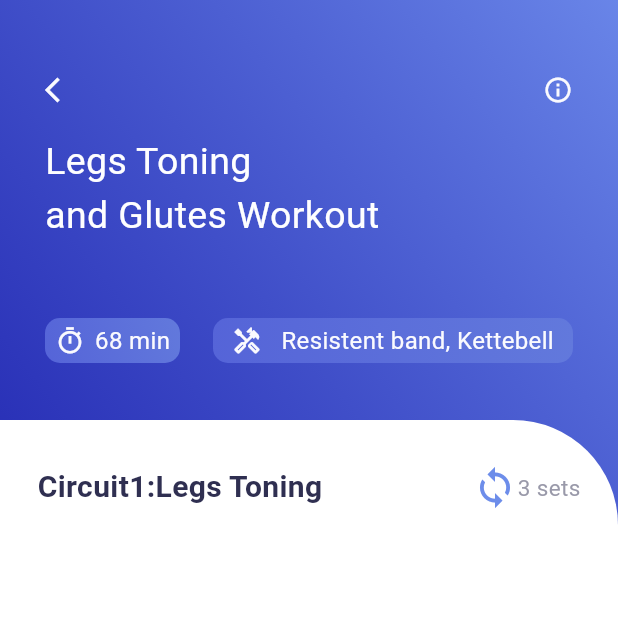
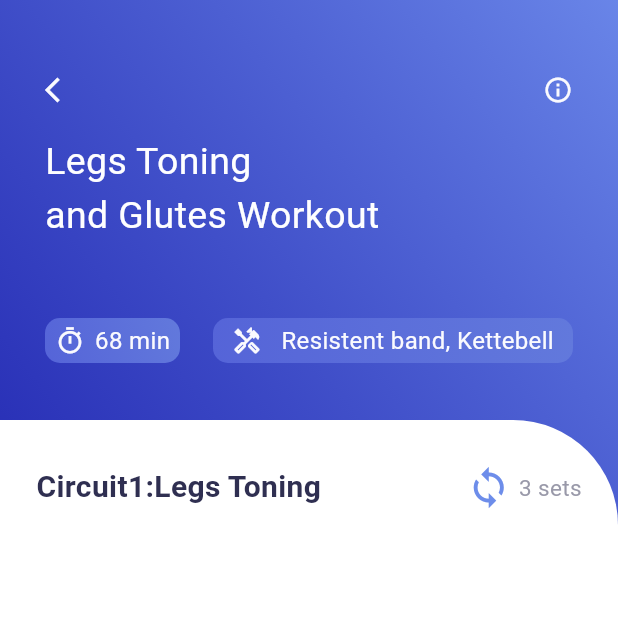
Before and after one commit to mmohammadmfallahm02/training_app, a Flutter app: the screen it shows after launch, on a phone screen of 412 x 824 dp, the top half of it. Run offline on Flutter 3.47's test engine with Material 2 defaults, Android fonts, the phone set to English and light mode, and no system bars; our stand-ins replace get.

Commit message:
get videoinfo page date from json file

```diff
--- a/lib/video_info.dart
+++ b/lib/video_info.dart
@@ -1,3 +1,5 @@
+import 'dart:convert';
+
 import 'package:flutter/material.dart';
 import 'package:training_app/colors.dart';
 
@@ -9,6 +11,22 @@ class VideoInfo extends StatefulWidget {
 }
 
 class _VideoInfoState extends State<VideoInfo> {
+  List info = [];
+  _initData() async {
+    await DefaultAssetBundle.of(context)
+        .loadString('json/videoinfo.json')
+        .then((value) {
+      info = json.decode(value);
+      setState(() {});
+    });
+  }
+
+  @override
+  void initState() {
+    _initData();
+    super.initState();
+  }
+
   @override
   Widget build(BuildContext context) {
     return Scaffold(
@@ -158,6 +176,9 @@ class _VideoInfoState extends State<VideoInfo> {
                                 size: 30,
                                 color: AppColor.loopColor,
                               ),
+                              const SizedBox(
+                                width: 5,
+                              ),
                               Text(
                                 '3 sets',
                                 style: TextStyle(
```
Also changed, not shown: lib/home_page.dart (+4 -5 lines).
